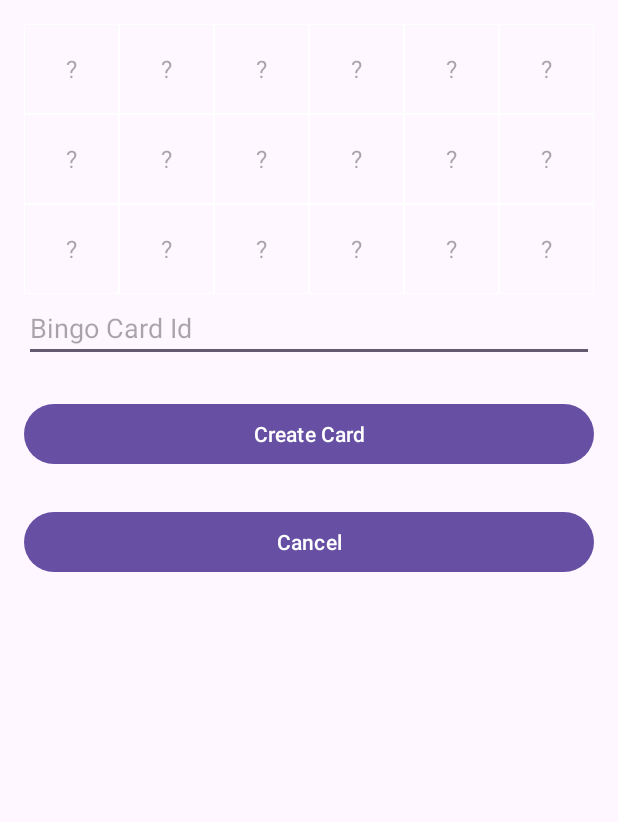
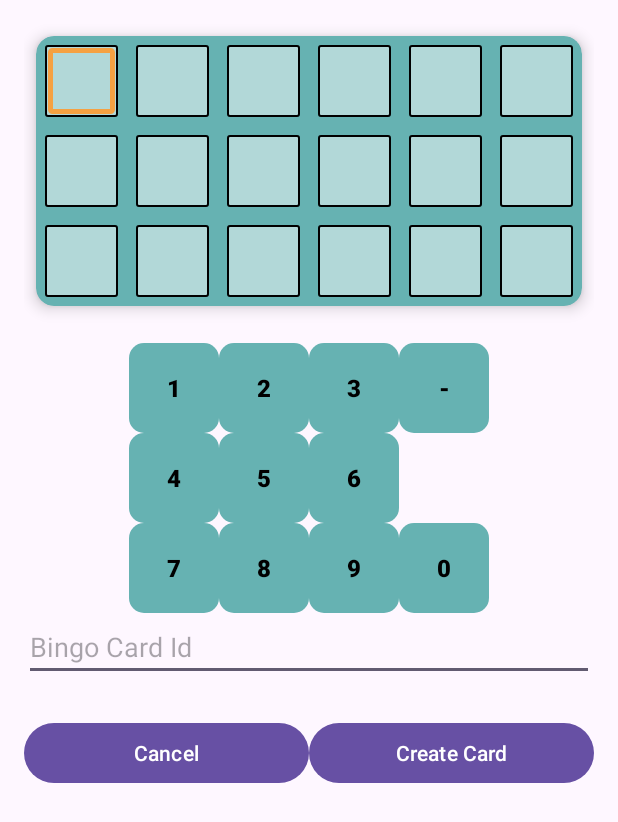
Before and after one commit to KoKoKotlin/BingoApp, an Android app: the CreateCardActivity screen opened directly, with no data from a screen before it, on a phone screen of 412 x 824 dp. Shown: the top 822 px of the screen. Run offline under Robolectric (Android 15) with nearby library versions, the phone set to English and light mode, and no system bars.

Commit message:
Improved create card layout

```diff
--- a/app/src/main/java/com/example/bingoapp/CreateCardActivity.kt
+++ b/app/src/main/java/com/example/bingoapp/CreateCardActivity.kt
@@ -1,25 +1,94 @@
 package com.example.bingoapp
 
 import android.content.Intent
+import android.graphics.drawable.Drawable
 import android.os.Bundle
 import android.view.View
 import android.widget.Toast
 import androidx.activity.enableEdgeToEdge
 import androidx.appcompat.app.AppCompatActivity
-import androidx.core.view.ViewCompat
-import androidx.core.view.WindowInsetsCompat
+import androidx.core.content.ContextCompat
 import com.example.bingoapp.databinding.ActivityCreateCardBinding
 
 class CreateCardActivity : AppCompatActivity() {
     private lateinit var binding: ActivityCreateCardBinding
+    private var currentCellIdx: Int = 0
+    private var firstDigit: Int? = null
+    private var secondDigit: Int? = null
 
     override fun onCreate(savedInstanceState: Bundle?) {
         super.onCreate(savedInstanceState)
         binding = ActivityCreateCardBinding.inflate(layoutInflater)
         enableEdgeToEdge()
         setContentView(binding.root)
+
+
+        binding.bingoCard.mini0.background = ContextCompat
+            .getDrawable(this, R.drawable.mini_cell_border_highlight)
+        binding.bingoCard.btnDeleteCard.visibility = View.INVISIBLE
+
+        with(binding) {
+            listOf(btn0, btn1, btn2, btn3, btn4, btn5, btn6, btn7, btn8, btn9, btnNull)
+        }.forEachIndexed { idx, btn ->
+            if (idx != 10) {
+                btn.setOnClickListener {
+                    if (firstDigit == null) {
+                        firstDigit = idx
+                    } else {
+                        secondDigit = idx
+                        finalizeCell()
+                    }
+                }
+            } else {
+                btn.setOnClickListener {
+                    firstDigit = null
+                    secondDigit = null
+                    finalizeCell()
+                }
+            }
+        }
+
+        val miniCells = with(binding.bingoCard) {
+            listOf(
+                mini0, mini1, mini2, mini3, mini4, mini5,
+                mini6, mini7, mini8, mini9, mini10, mini11,
+                mini12, mini13, mini14, mini15, mini16, mini17
+            )
+        }
+
+        miniCells.forEachIndexed { idx, cell ->
+            cell.setOnClickListener {
+                miniCells[currentCellIdx].background = null
+                miniCells[idx].background = ContextCompat
+                    .getDrawable(this, R.drawable.mini_cell_border_highlight)
+                currentCellIdx = idx
+            }
+        }
     }
 
+    private fun finalizeCell() {
+        if (currentCellIdx >= 18) return;
+
+        val miniCells = with(binding.bingoCard) {
+            listOf(mini0, mini1, mini2, mini3, mini4, mini5,
+                mini6, mini7, mini8, mini9, mini10, mini11,
+                mini12, mini13, mini14, mini15, mini16, mini17)
+        }
+
+        if (firstDigit == null  || secondDigit == null) {
+            miniCells[currentCellIdx].text = "-"
+        } else {
+            miniCells[currentCellIdx].text = (firstDigit!! * 10 + secondDigit!!).toString()
+            firstDigit = null
+            secondDigit = null
+        }
+        currentCellIdx++
+        miniCells[currentCellIdx - 1].background = null
+        if (currentCellIdx < 18) {
+            miniCells[currentCellIdx].background = ContextCompat
+                .getDrawable(this, R.drawable.mini_cell_border_highlight)
+        }
+    }
 
     fun onCancel(view: View) {
         setResult(RESULT_CANCELED)
@@ -27,15 +96,14 @@ class CreateCardActivity : AppCompatActivity() {
     }
 
     fun onCreateCard(view: View) {
-        val editTexts = listOf(
-            binding.edit0, binding.edit1, binding.edit2, binding.edit3, binding.edit4, binding.edit5,
-            binding.edit6, binding.edit7, binding.edit8, binding.edit9, binding.edit10, binding.edit11,
-            binding.edit12, binding.edit13, binding.edit14, binding.edit15, binding.edit16, binding.edit17
-        )
+        val values = with(binding.bingoCard) {
+            listOf(mini0, mini1, mini2, mini3, mini4, mini5,
+                mini6, mini7, mini8, mini9, mini10, mini11,
+                mini12, mini13, mini14, mini15, mini16, mini17)
+        }.map { if (it.text == "-" || it.text == "") null else it.text.toString().toUInt() }
+            .toTypedArray()
 
-        val values = editTexts.map {
-            if (it.text.isEmpty()) null else it.text.toString().toUIntOrNull()
-        }.toTypedArray()
+
         val id = binding.bingoCardId.text.toString().toUIntOrNull()
         if (id == null) {
             Toast.makeText(this, "Card id missing!", Toast.LENGTH_LONG).show()
--- /dev/null
+++ b/app/src/main/res/drawable/mini_cell_border_highlight.xml
@@ -0,0 +1,9 @@
+<?xml version="1.0" encoding="utf-8"?>
+<shape xmlns:android="http://schemas.android.com/apk/res/android">
+    <solid android:color="#b2d8d8" />
+    <stroke
+        android:width="3dp"
+        android:color="#f5a142"/>
+    <corners android:radius="1dp" />
+    <padding android:left="2dp" android:top="2dp" android:right="2dp" android:bottom="2dp"/>
+</shape>
--- a/app/src/main/res/layout/activity_create_card.xml
+++ b/app/src/main/res/layout/activity_create_card.xml
@@ -9,54 +9,93 @@
         android:layout_height="wrap_content"
         android:orientation="vertical">
 
+        <include
+            android:id="@+id/bingo_card"
+            layout="@layout/bingo_card"/>
+
         <GridLayout
-            android:id="@+id/inputGrid"
-            android:layout_width="match_parent"
+            android:layout_width="wrap_content"
             android:layout_height="wrap_content"
-            android:columnCount="6"
-            android:rowCount="3">
+            android:columnCount="4"
+            android:rowCount="3"
+            android:layout_gravity="center">
+            <Button
+                android:id="@+id/btn1"
+                style="@style/BingoCardNumberBtn"
+                android:text="1" />
+            <Button
+                android:id="@+id/btn2"
+                style="@style/BingoCardNumberBtn"
+                android:text="2" />
+            <Button
+                android:id="@+id/btn3"
+                style="@style/BingoCardNumberBtn"
+                android:text="3" />
+            <Button
+                android:id="@+id/btnNull"
+                style="@style/BingoCardNumberBtn"
+                android:text="-"/>
+            <Button
+                android:id="@+id/btn4"
+                style="@style/BingoCardNumberBtn"
+                android:text="4"/>
+            <Button
+                android:id="@+id/btn5"
+                style="@style/BingoCardNumberBtn"
+                android:text="5"/>
+            <Button
+                android:id="@+id/btn6"
+                style="@style/BingoCardNumberBtn"
+                android:text="6"/>
+            <Button
+                style="@style/BingoCardNumberBtn"
+                android:visibility="invisible"
+                android:text=""/>
+            <Button
+                android:id="@+id/btn7"
+                style="@style/BingoCardNumberBtn"
+                android:text="7"/>
+            <Button
+                android:id="@+id/btn8"
+                style="@style/BingoCardNumberBtn"
+                android:text="8"/>
+            <Button
+                android:id="@+id/btn9"
+                style="@style/BingoCardNumberBtn"
+                android:text="9"/>
+            <Button
+                android:id="@+id/btn0"
+                style="@style/BingoCardNumberBtn"
+                android:text="0"/>
 
-            <!-- 18 EditTexts – generated below for brevity -->
-            <EditText android:id="@+id/edit_0"  style="@style/BingoInputStyle" android:hint="\?" />
-            <EditText android:id="@+id/edit_1"  style="@style/BingoInputStyle" android:hint="\?" />
-            <EditText android:id="@+id/edit_2"  style="@style/BingoInputStyle" android:hint="\?" />
-            <EditText android:id="@+id/edit_3"  style="@style/BingoInputStyle" android:hint="\?" />
-            <EditText android:id="@+id/edit_4"  style="@style/BingoInputStyle" android:hint="\?" />
-            <EditText android:id="@+id/edit_5"  style="@style/BingoInputStyle" android:hint="\?" />
+        </GridLayout>
 
-            <EditText android:id="@+id/edit_6"  style="@style/BingoInputStyle" android:hint="\?" />
-            <EditText android:id="@+id/edit_7"  style="@style/BingoInputStyle" android:hint="\?" />
-            <EditText android:id="@+id/edit_8"  style="@style/BingoInputStyle" android:hint="\?" />
-            <EditText android:id="@+id/edit_9"  style="@style/BingoInputStyle" android:hint="\?" />
-            <EditText android:id="@+id/edit_10" style="@style/BingoInputStyle" android:hint="\?" />
-            <EditText android:id="@+id/edit_11" style="@style/BingoInputStyle" android:hint="\?" />
-
-            <EditText android:id="@+id/edit_12" style="@style/BingoInputStyle" android:hint="\?" />
-            <EditText android:id="@+id/edit_13" style="@style/BingoInputStyle" android:hint="\?" />
-            <EditText android:id="@+id/edit_14" style="@style/BingoInputStyle" android:hint="\?" />
-            <EditText android:id="@+id/edit_15" style="@style/BingoInputStyle" android:hint="\?" />
-            <EditText android:id="@+id/edit_16" style="@style/BingoInputStyle" android:hint="\?" />
-            <EditText android:id="@+id/edit_17" style="@style/BingoInputStyle" android:hint="\?" />
-        </GridLayout>
         <EditText
             android:id="@+id/bingo_card_id"
             android:layout_width="match_parent"
             android:layout_height="match_parent"
             android:hint="Bingo Card Id"
             android:inputType="number"/>
-        <Button
-            android:id="@+id/btnCreateCard"
+        <LinearLayout
             android:layout_width="match_parent"
             android:layout_height="wrap_content"
-            android:text="Create Card"
-            android:onClick="onCreateCard"
-            android:layout_marginTop="24dp"/>
-        <Button
-            android:id="@+id/btnCancel"
-            android:layout_width="match_parent"
-            android:layout_height="wrap_content"
-            android:text="Cancel"
-            android:onClick="onCancel"
-            android:layout_marginTop="24dp"/>
+            android:orientation="horizontal"
+            android:layout_marginTop="24dp">
+
+            <Button
+                android:id="@+id/btnCancel"
+                android:layout_width="0dp"
+                android:layout_height="wrap_content"
+                android:layout_weight="1"
+                android:text="Cancel"
+                android:onClick="onCancel"/>
+            <Button
+                android:id="@+id/btnCreateCard"
+                android:layout_width="0dp"
+                android:layout_height="wrap_content"
+                android:layout_weight="1"
+                android:text="Create Card"
+                android:onClick="onCreateCard"/>
+        </LinearLayout>
     </LinearLayout>
 </ScrollView>
--- a/app/src/main/res/values/styles.xml
+++ b/app/src/main/res/values/styles.xml
@@ -43,4 +43,15 @@
         <item name="android:scaleType">centerInside</item>
         <item name="android:alpha">0.5</item>
     </style>
+    <style name="BingoCardNumberBtn">
+        <item name="android:layout_width">60dp</item>
+        <item name="android:layout_height">60dp</item>
+        <item name="android:textColor">@color/black</item>
+        <item name="android:textSize">16sp</item>
+        <item name="android:textStyle">bold</item>
+        <item name="android:insetTop">0dp</item>
+        <item name="android:insetBottom">0dp</item>
+        <item name="backgroundTint">@color/teal_600</item>
+        <item name="cornerRadius">10dp</item>
+    </style>
 </resources>
```
